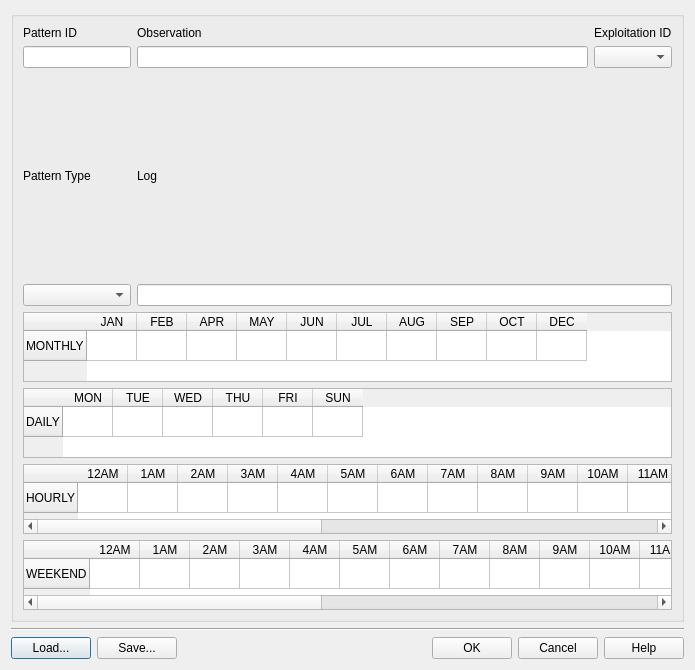
Before: the Qt Designer form core/ui/toolbars/epa/nonvisual_pattern_ud.ui in Giswater/giswater_qgis_plugin, drawn with Qt 5.
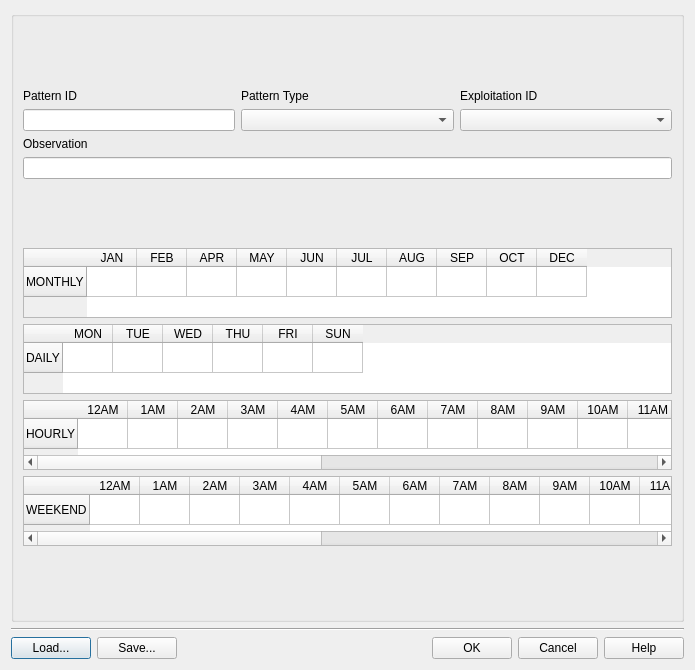
After: the same form once the commit is applied.

Commit message: Enhancement: ud patterns -- refactor ui

```diff
--- a/core/ui/toolbars/epa/nonvisual_pattern_ud.ui
+++ b/core/ui/toolbars/epa/nonvisual_pattern_ud.ui
@@ -103,16 +103,6 @@
           </property>
          </widget>
         </item>
-        <item row="1" column="1">
-         <widget class="QLineEdit" name="txt_observ">
-          <property name="sizePolicy">
-           <sizepolicy hsizetype="Expanding" vsizetype="Fixed">
-            <horstretch>0</horstretch>
-            <verstretch>0</verstretch>
-           </sizepolicy>
-          </property>
-         </widget>
-        </item>
         <item row="0" column="0">
          <widget class="QLabel" name="lbl_pattern_id">
           <property name="sizePolicy">
@@ -126,19 +116,6 @@
           </property>
          </widget>
         </item>
-        <item row="0" column="1">
-         <widget class="QLabel" name="lbl_observ">
-          <property name="sizePolicy">
-           <sizepolicy hsizetype="Preferred" vsizetype="Fixed">
-            <horstretch>0</horstretch>
-            <verstretch>0</verstretch>
-           </sizepolicy>
-          </property>
-          <property name="text">
-           <string>Observation</string>
-          </property>
-         </widget>
-        </item>
         <item row="0" column="2">
          <widget class="QLabel" name="lbl_expl_id">
           <property name="sizePolicy">
@@ -152,35 +129,42 @@
           </property>
          </widget>
         </item>
-        <item row="2" column="0">
-         <widget class="QLabel" name="lbl_pattern_type">
-          <property name="text">
-           <string>Pattern Type</string>
-          </property>
-         </widget>
-        </item>
-        <item row="3" column="0">
-         <widget class="QComboBox" name="cmb_pattern_type"/>
-        </item>
-        <item row="3" column="1" colspan="2">
-         <widget class="QLineEdit" name="txt_log"/>
-        </item>
-        <item row="2" column="1" colspan="2">
-         <widget class="QLabel" name="lbl_log">
-          <property name="sizePolicy">
-           <sizepolicy hsizetype="Preferred" vsizetype="Minimum">
-            <horstretch>0</horstretch>
-            <verstretch>0</verstretch>
-           </sizepolicy>
-          </property>
-          <property name="text">
-           <string>Log</string>
-          </property>
-         </widget>
-        </item>
         <item row="1" column="2">
          <widget class="QComboBox" name="cmb_expl_id"/>
         </item>
+        <item row="1" column="1">
+         <widget class="QComboBox" name="cmb_pattern_type"/>
+        </item>
+        <item row="0" column="1">
+         <widget class="QLabel" name="lbl_pattern_type">
+          <property name="text">
+           <string>Pattern Type</string>
+          </property>
+         </widget>
+        </item>
+        <item row="3" column="0" colspan="3">
+         <widget class="QLineEdit" name="txt_observ">
+          <property name="sizePolicy">
+           <sizepolicy hsizetype="Expanding" vsizetype="Fixed">
+            <horstretch>0</horstretch>
+            <verstretch>0</verstretch>
+           </sizepolicy>
+          </property>
+         </widget>
+        </item>
+        <item row="2" column="0" colspan="3">
+         <widget class="QLabel" name="lbl_observ">
+          <property name="sizePolicy">
+           <sizepolicy hsizetype="Preferred" vsizetype="Fixed">
+            <horstretch>0</horstretch>
+            <verstretch>0</verstretch>
+           </sizepolicy>
+          </property>
+          <property name="text">
+           <string>Observation</string>
+          </property>
+         </widget>
+        </item>
        </layout>
       </item>
       <item row="1" column="0" colspan="2">
```
The commit also changes 1 other file.
